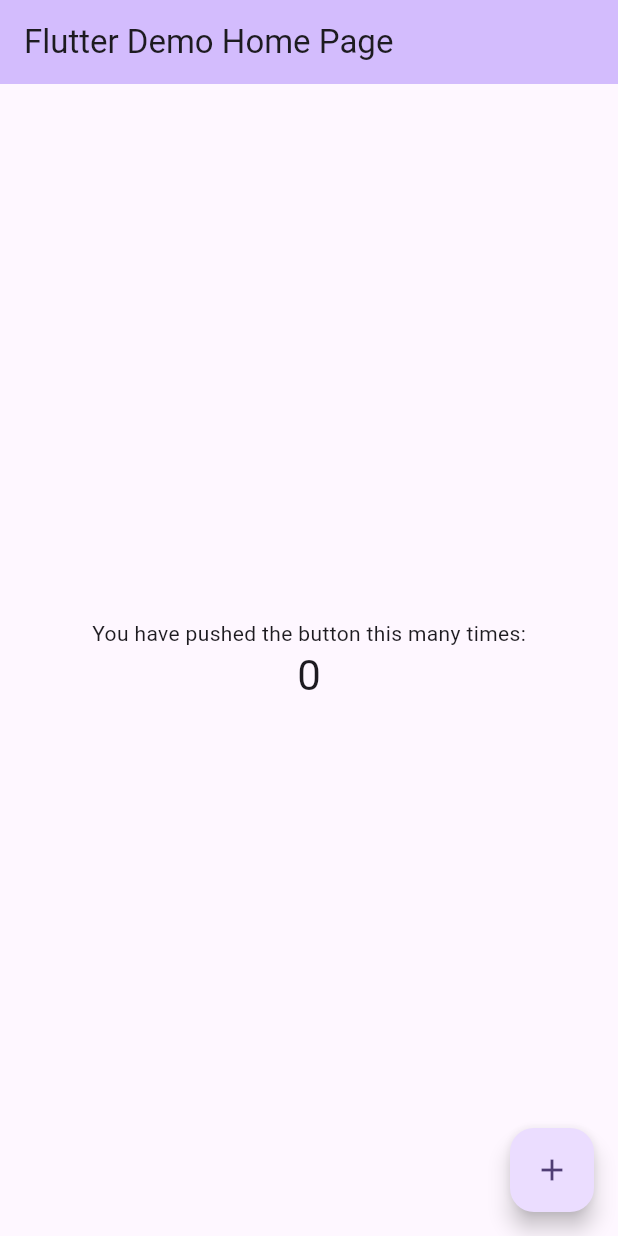
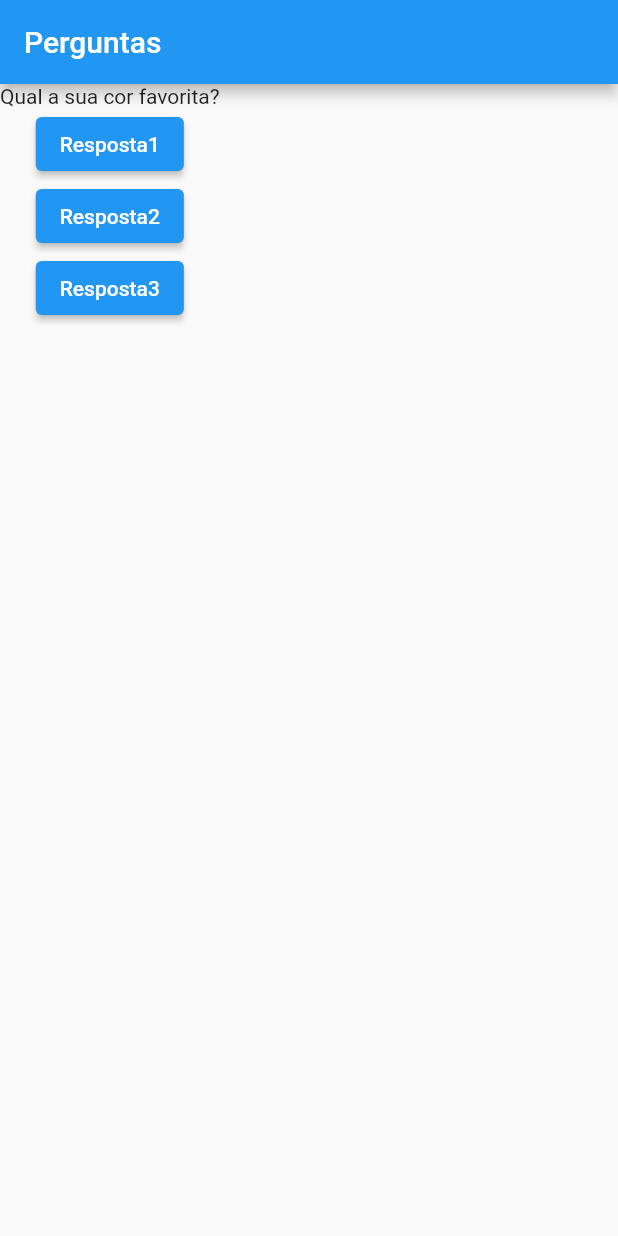
Before and after one commit to Lucack/Flutter_Course, a Flutter app: the screen it shows after launch, on a phone screen of 412 x 824 dp. Run offline on Flutter 3.47's test engine with Material 2 defaults, Android fonts, the phone set to English and light mode, and no system bars.

Commit message:
Creating the questions

```diff
--- a/projeto_perguntas/lib/main.dart
+++ b/projeto_perguntas/lib/main.dart
@@ -1,107 +1,43 @@
 import 'package:flutter/material.dart';
 
-void main() => runApp(const MyApp());
+main() => runApp(PerguntaApp());
 
-class MyApp extends StatelessWidget {
-  const MyApp({super.key});
+class PerguntaApp extends StatelessWidget {
+  void responder() {
+    print("Pergunta respondida");
+  }
+
+  var perguntaSelecionada = 0;
 
   @override
   Widget build(BuildContext context) {
+    final perguntas = [
+      "Qual a sua cor favorita?",
+      "Qual é o seu animal favorito?",
+    ];
+
     return MaterialApp(
-      title: 'Flutter Demo',
-      theme: ThemeData(
-        colorScheme: ColorScheme.fromSeed(seedColor: Colors.deepPurple),
-        useMaterial3: true,
-      ),
-      home: const MyHomePage(title: 'Flutter Demo Home Page'),
+      home: Scaffold(
+          appBar: AppBar(
+            title: Text("Perguntas"),
+          ),
+          body: Column(
+            children: [
+              Text(perguntas[perguntaSelecionada]),
+              ElevatedButton(
+                child: Text("Resposta1"),
+                onPressed: responder,
+              ),
+              ElevatedButton(
+                child: Text("Resposta2"),
+                onPressed: responder,
+              ),
+              ElevatedButton(
+                child: Text("Resposta3"),
+                onPressed: responder,
+              ),
+            ],
+          )),
     );
   }
 }
-
-class MyHomePage extends StatefulWidget {
-  const MyHomePage({super.key, required this.title});
-
-  // This widget is the home page of your application. It is stateful, meaning
-  // that it has a State object (defined below) that contains fields that affect
-  // how it looks.
-
-  // This class is the configuration for the state. It holds the values (in this
-  // case the title) provided by the parent (in this case the App widget) and
-  // used by the build method of the State. Fields in a Widget subclass are
-  // always marked "final".
-
-  final String title;
-
-  @override
-  State<MyHomePage> createState() => _MyHomePageState();
-}
-
-class _MyHomePageState extends State<MyHomePage> {
-  int _counter = 0;
-
-  void _incrementCounter() {
-    setState(() {
-      // This call to setState tells the Flutter framework that something has
-      // changed in this State, which causes it to rerun the build method below
-      // so that the display can reflect the updated values. If we changed
-      // _counter without calling setState(), then the build method would not be
-      // called again, and so nothing would appear to happen.
-      _counter++;
-    });
-  }
-
-  @override
-  Widget build(BuildContext context) {
-    // This method is rerun every time setState is called, for instance as done
-    // by the _incrementCounter method above.
-    //
-    // The Flutter framework has been optimized to make rerunning build methods
-    // fast, so that you can just rebuild anything that needs updating rather
-    // than having to individually change instances of widgets.
-    return Scaffold(
-      appBar: AppBar(
-        // TRY THIS: Try changing the color here to a specific color (to
-        // Colors.amber, perhaps?) and trigger a hot reload to see the AppBar
-        // change color while the other colors stay the same.
-        backgroundColor: Theme.of(context).colorScheme.inversePrimary,
-        // Here we take the value from the MyHomePage object that was created by
-        // the App.build method, and use it to set our appbar title.
-        title: Text(widget.title),
-      ),
-      body: Center(
-        // Center is a layout widget. It takes a single child and positions it
-        // in the middle of the parent.
-        child: Column(
-          // Column is also a layout widget. It takes a list of children and
-          // arranges them vertically. By default, it sizes itself to fit its
-          // children horizontally, and tries to be as tall as its parent.
-          //
-          // Column has various properties to control how it sizes itself and
-          // how it positions its children. Here we use mainAxisAlignment to
-          // center the children vertically; the main axis here is the vertical
-          // axis because Columns are vertical (the cross axis would be
-          // horizontal).
-          //
-          // TRY THIS: Invoke "debug painting" (choose the "Toggle Debug Paint"
-          // action in the IDE, or press "p" in the console), to see the
-          // wireframe for each widget.
-          mainAxisAlignment: MainAxisAlignment.center,
-          children: <Widget>[
-            const Text(
-              'You have pushed the button this many times:',
-            ),
-            Text(
-              '$_counter',
-              style: Theme.of(context).textTheme.headlineMedium,
-            ),
-          ],
-        ),
-      ),
-      floatingActionButton: FloatingActionButton(
-        onPressed: _incrementCounter,
-        tooltip: 'Increment',
-        child: const Icon(Icons.add),
-      ), // This trailing comma makes auto-formatting nicer for build methods.
-    );
-  }
-}
```
Also changed, not shown: 1 other file.
